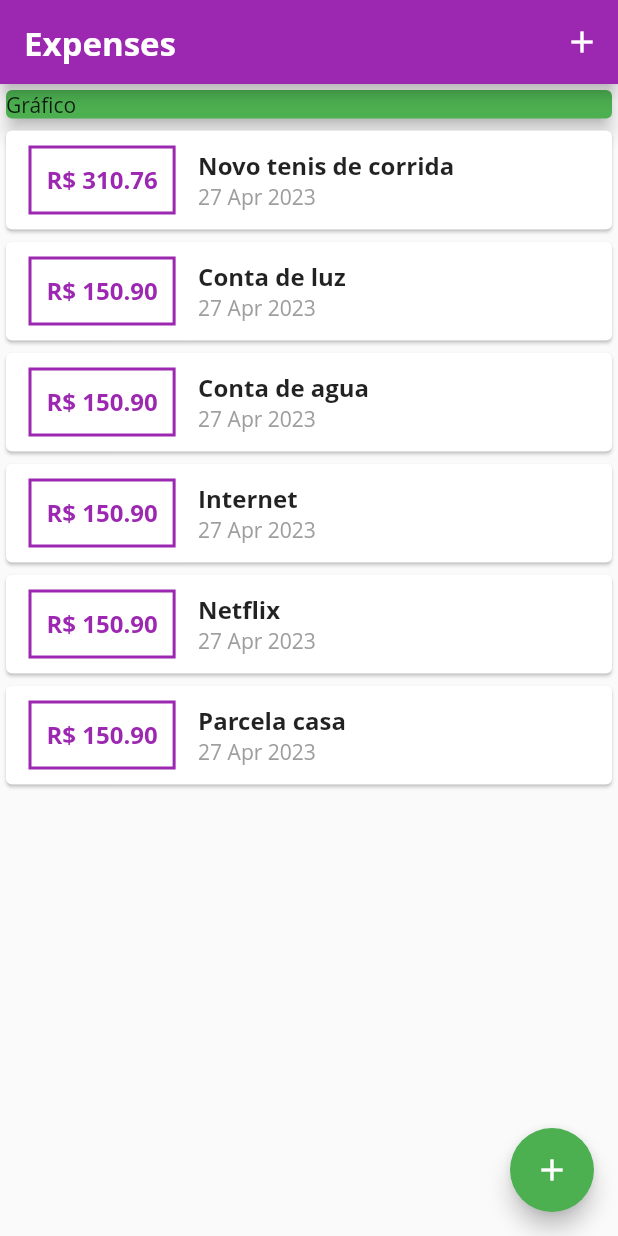
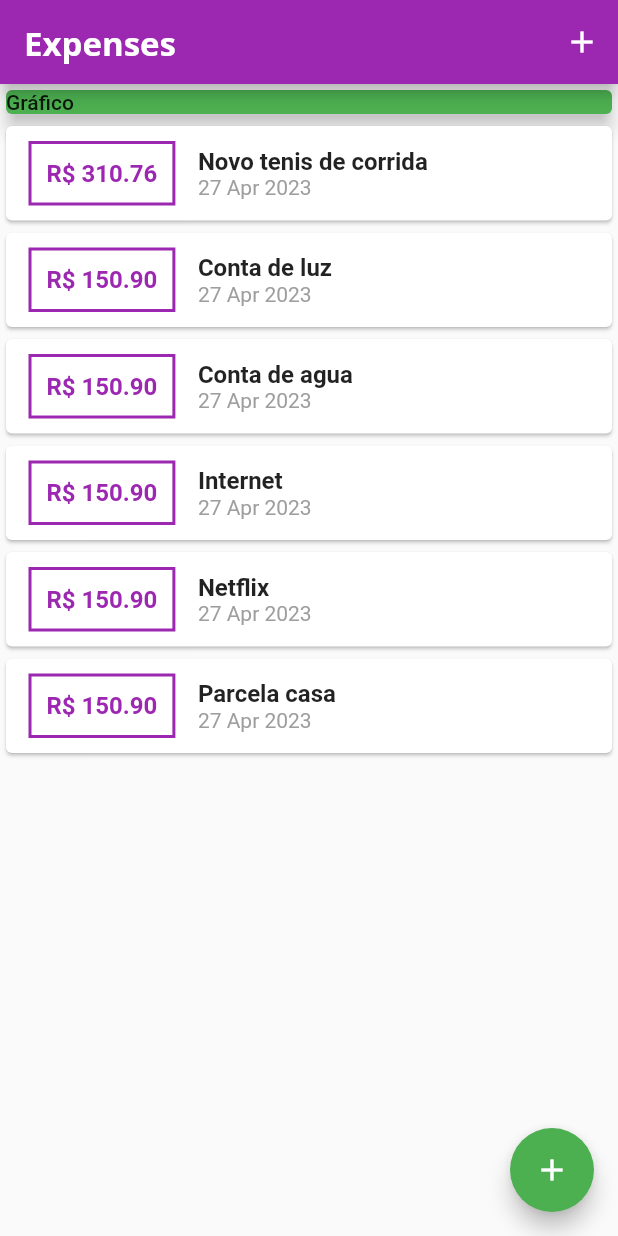
Before and after one commit to trentinrossi/flutter-expenses, a Flutter app: the screen it shows after launch, on a phone screen of 412 x 824 dp. Run offline on Flutter 3.47's test engine with Material 2 defaults, Android fonts, the phone set to English and light mode, and no system bars; Roboto replaces fonts that are missing (Open Sans).

Commit message:
116 - Add new font on theme

```diff
--- a/lib/main.dart
+++ b/lib/main.dart
@@ -18,12 +18,18 @@ class MyApp extends StatelessWidget {
     return MaterialApp(
       home: MyHomePage(),
       theme: ThemeData(
+        appBarTheme: const AppBarTheme(
+            titleTextStyle: TextStyle(
+          fontFamily: 'Open Sans',
+          fontSize: 22,
+          fontWeight: FontWeight.bold,
+        )),
         colorScheme: ColorScheme.fromSwatch().copyWith(
           primary: Colors.purple,
           secondary: Colors.green,
           brightness: Brightness.light,
         ),
-        fontFamily: 'Open Sans',
+        fontFamily: 'Roboto',
         inputDecorationTheme: const InputDecorationTheme(
             labelStyle: TextStyle(
           color: Colors.blue,
@@ -110,10 +116,7 @@ class _MyHomePageState extends State<MyHomePage> {
   Widget build(BuildContext context) {
     return Scaffold(
       appBar: AppBar(
-        title: Text(
-          'Expenses',
-          style: Theme.of(context).textTheme.titleLarge,
-        ),
+        title: Text('Expenses'),
         actions: [
           IconButton(
               onPressed: () => _openTransactionFormModal(context),
```
Also changed, not shown: pubspec.yaml (+16 -6 lines), assets/fonts/Roboto-Black.ttf (added), assets/fonts/Roboto-BlackItalic.ttf (added), assets/fonts/Roboto-Bold.ttf (added), assets/fonts/Roboto-BoldItalic.ttf (added), assets/fonts/Roboto-Italic.ttf (added), assets/fonts/Roboto-Light.ttf (added), assets/fonts/Roboto-LightItalic.ttf (added), assets/fonts/Roboto-Medium.ttf (added), assets/fonts/Roboto-MediumItalic.ttf (added), assets/fonts/Roboto-Regular.ttf (added), assets/fonts/Roboto-Thin.ttf (added), assets/fonts/Roboto-ThinItalic.ttf (added).
